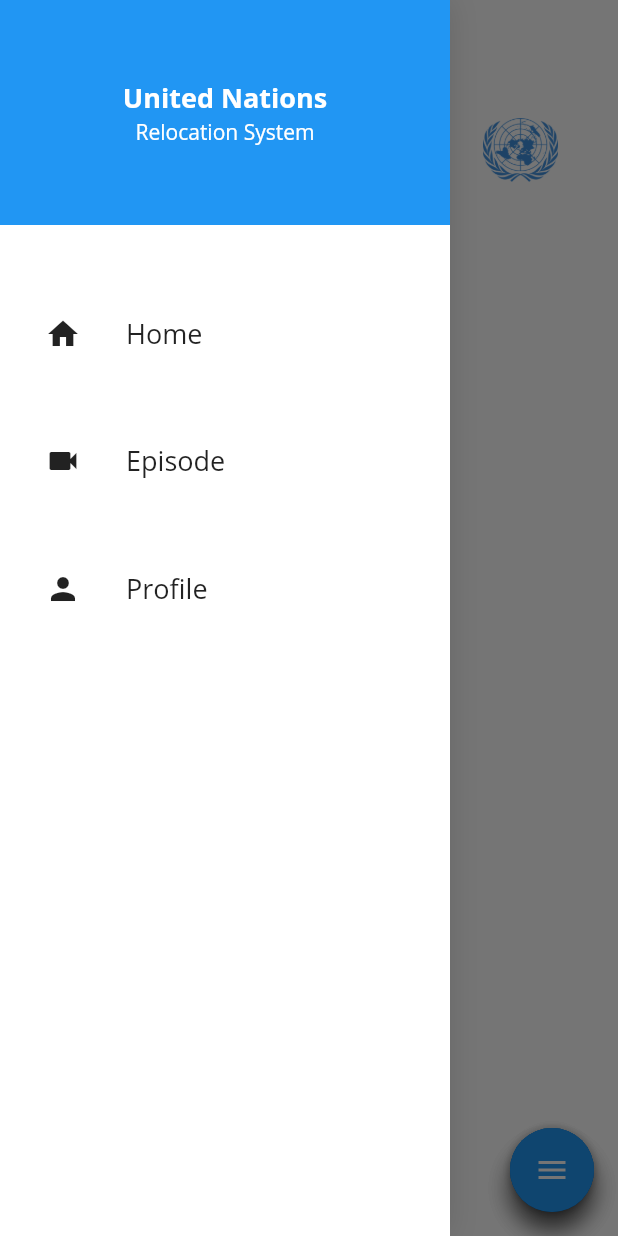
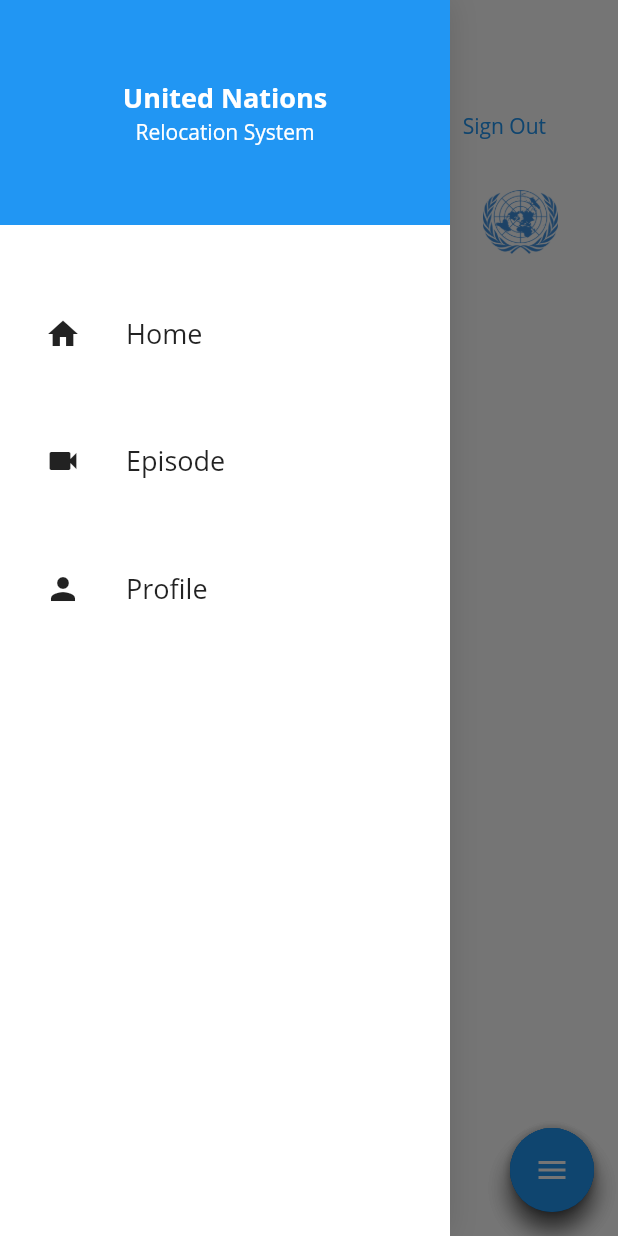
Before and after one commit to Ohgyuchan/famtopia, a Flutter app: the LayoutTemplate screen opened directly with empty values, with the side drawer open, on a phone screen of 412 x 824 dp. Run offline on Flutter 3.47's test engine with Material 2 defaults, Android fonts, the phone set to English and light mode, and no system bars; our stand-ins replace cloud_firestore, firebase_auth, firebase_core, flutter_phoenix, get_it, google_sign_in and 2 more; accounts and stored records are empty.

Commit message:
Update SignOut

```diff
--- a/lib/screens/layout_template/layout_template.dart
+++ b/lib/screens/layout_template/layout_template.dart
@@ -6,15 +6,18 @@ import 'package:hr_relocation/routing/route_names.dart';
 import 'package:hr_relocation/routing/router.dart';
 import 'package:hr_relocation/screens/add_screen.dart';
 import 'package:hr_relocation/services/navigation_service.dart';
+import 'package:hr_relocation/utils/authentication.dart';
 import 'package:hr_relocation/widgets/centered_view.dart';
 import 'package:hr_relocation/widgets/navigation_bar/navigation_bar.dart';
 import 'package:hr_relocation/widgets/navigation_drawer/navigation_drawer.dart';
 import 'package:responsive_builder/responsive_builder.dart';
 
+import '../sign_in_screen.dart';
+
 class LayoutTemplate extends StatefulWidget {
   LayoutTemplate({Key? key, required User user})
       : _user = user,
-  super(key: key);
+        super(key: key);
 
   final User _user;
 
@@ -62,7 +65,6 @@ class _LayoutTemplateState extends State<LayoutTemplate>
 
   @override
   void initState() {
-
     _animationController =
         AnimationController(vsync: this, duration: Duration(milliseconds: 500))
           ..addListener(() {
@@ -175,6 +177,16 @@ class _LayoutTemplateState extends State<LayoutTemplate>
           body: CenteredView(
             child: Column(
               children: [
+                Container(
+                    alignment: Alignment.topRight,
+                    child: TextButton(
+                        onPressed: () async {
+                          await Authentication.signOut(context: context);
+
+                          Navigator.of(context)
+                              .pushReplacement(_routeToSignInScreen());
+                        },
+                        child: Text('Sign Out'))),
                 NavigationBar(),
                 Expanded(
                     child: Navigator(
@@ -213,4 +225,23 @@ class _LayoutTemplateState extends State<LayoutTemplate>
           )),
     );
   }
+
+  Route _routeToSignInScreen() {
+    return PageRouteBuilder(
+      pageBuilder: (context, animation, secondaryAnimation) => SignInScreen(),
+      transitionsBuilder: (context, animation, secondaryAnimation, child) {
+        var begin = Offset(-1.0, 0.0);
+        var end = Offset.zero;
+        var curve = Curves.ease;
+
+        var tween =
+            Tween(begin: begin, end: end).chain(CurveTween(curve: curve));
+
+        return SlideTransition(
+          position: animation.drive(tween),
+          child: child,
+        );
+      },
+    );
+  }
 }
--- a/lib/screens/sign_in_screen.dart
+++ b/lib/screens/sign_in_screen.dart
@@ -130,7 +130,7 @@ class _GoogleSignInButtonState extends State<GoogleSignInButton> {
           // }
           if (user != null) {
             currentUser = user;
-            Navigator.of(context).pushReplacement(
+            Navigator.of(context).push(
               MaterialPageRoute(
                 builder: (context) => LayoutTemplate(
                   user: user,
--- a/lib/utils/authentication.dart
+++ b/lib/utils/authentication.dart
@@ -2,6 +2,7 @@ import 'package:firebase_auth/firebase_auth.dart';
 import 'package:firebase_core/firebase_core.dart';
 import 'package:flutter/foundation.dart' show kIsWeb;
 import 'package:flutter/material.dart';
+import 'package:flutter_phoenix/flutter_phoenix.dart';
 import 'package:google_sign_in/google_sign_in.dart';
 import 'package:hr_relocation/screens/layout_template/layout_template.dart';
 import 'package:hr_relocation/screens/sign_in_screen.dart';
@@ -106,12 +107,13 @@ class Authentication {
 
   static Future<void> signOut({required BuildContext context}) async {
     final GoogleSignIn googleSignIn = GoogleSignIn();
+    final FirebaseAuth auth = FirebaseAuth.instance;
 
     try {
       if (!kIsWeb) {
         await googleSignIn.signOut();
       }
-      await FirebaseAuth.instance.signOut();
+      await auth.signOut();
     } catch (e) {
       ScaffoldMessenger.of(context).showSnackBar(
         Authentication.customSnackBar(
--- a/pubspec.yaml
+++ b/pubspec.yaml
@@ -35,6 +35,7 @@ dependencies:
   responsive_builder: ^0.4.1
   get_it: ^7.1.3
   image_picker: ^0.8.0
+  flutter_phoenix: ^1.0.0
 
 dev_dependencies:
   flutter_test:
```
Also changed, not shown: lib/screens/profile/profile.dart (+2 -37 lines), pubspec.lock.
